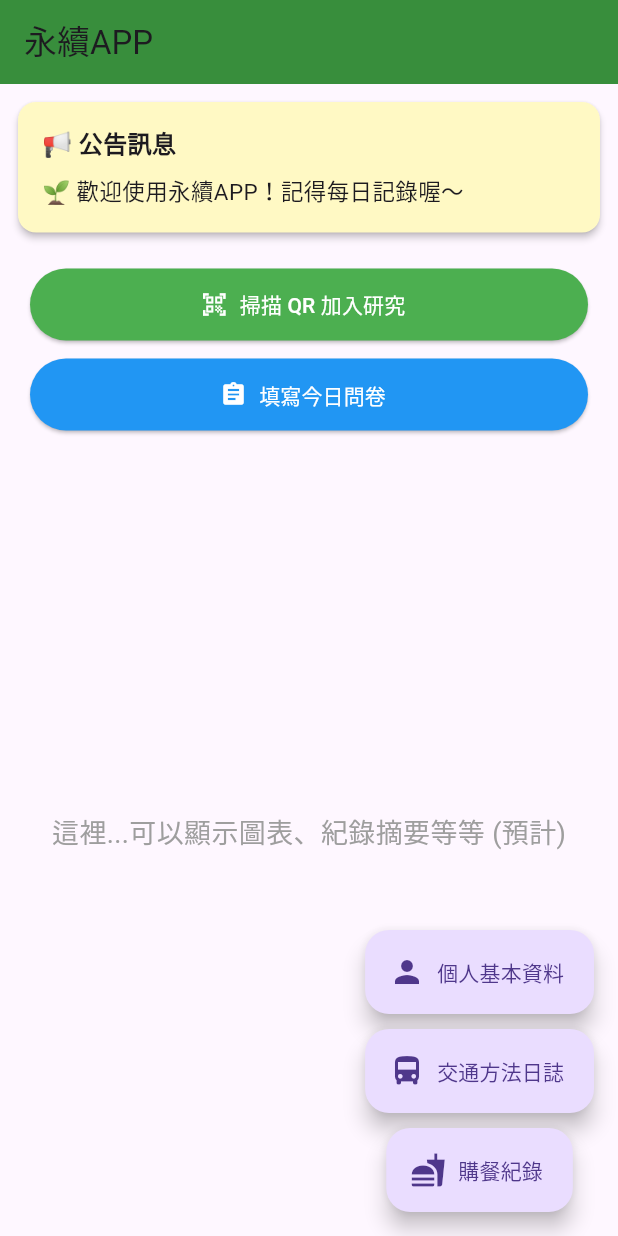
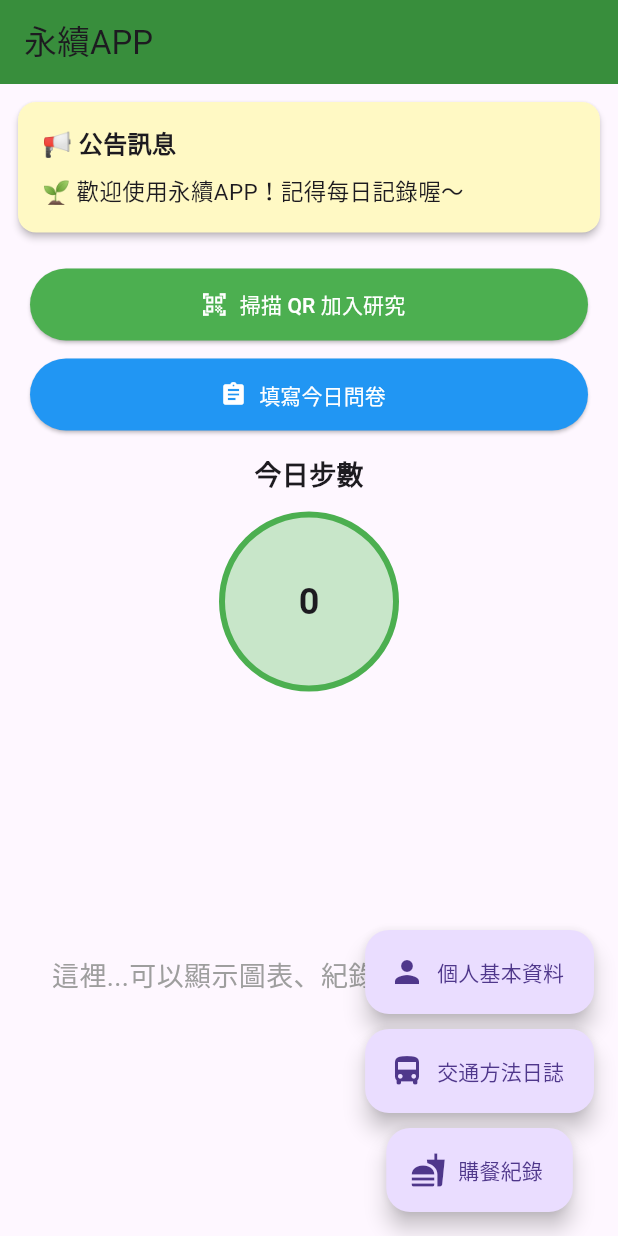
Before and after one commit to RexWei1016/NSYSU_Q_Form, a Flutter app: the screen it shows after launch, on a phone screen of 412 x 824 dp. Run offline on Flutter 3.47's test engine with Material 3 defaults, Android fonts, the light colour scheme and no system bars; our stand-ins replace firebase_core, firebase_messaging, flutter_local_notifications, permission_handler, shared_preferences, sqflite; missing offline and left inert: health, mobile_scanner; accounts and stored records are empty.

Commit message:
+) 權限請求調整 & Home加入步數顯示

```diff
--- a/lib/utils/PermissionManager.dart
+++ b/lib/utils/PermissionManager.dart
@@ -4,18 +4,18 @@ import 'package:permission_handler/permission_handler.dart';
 
 class PermissionManager {
   static Future<void> requestAllPermissions() async {
-    final statuses = await [
-      Permission.activityRecognition,
+    final permissions = [
+      Permission.location,
+      Permission.notification,
       Permission.sensors,
       Permission.camera,
-      Permission.location,
-      Permission.notification,
-    ].request();
+    ];
 
-    statuses.forEach((permission, status) {
+    for (final permission in permissions) {
+      final status = await permission.request();
       if (!status.isGranted) {
         debugPrint('$permission 未授權');
       }
-    });
+    }
   }
 }
--- a/lib/views/home_page.dart
+++ b/lib/views/home_page.dart
@@ -4,6 +4,7 @@ import 'package:provider/provider.dart';
 import '../utils/PermissionManager.dart';
 import '../viewmodels/home_view_model.dart';
 import '../viewmodels/profile_view_model.dart';
+import '../viewmodels/transport_view_model.dart';
 
 class HomePage extends StatefulWidget {
   const HomePage({super.key});
@@ -20,6 +21,7 @@ class _HomePageState extends State<HomePage> {
     WidgetsBinding.instance.addPostFrameCallback((_) async {
       await PermissionManager.requestAllPermissions(); // 呼叫集中管理的權限工具
       context.read<ProfileViewModel>().loadProfileWithReturn();
+      await context.read<TransportViewModel>().fetchStepsFromHealth();
     });
   }
 
@@ -143,8 +145,37 @@ class _HomePageState extends State<HomePage> {
           //   },
           //   child: const Text('測試開啟 Google'),
           // ),
+          Consumer<TransportViewModel>(
+            builder: (context, vm, child) {
+              return Padding(
+                padding: const EdgeInsets.all(16.0),
+                child: Column(
+                  children: [
+                    const Text(
+                      '今日步數',
+                      style: TextStyle(fontSize: 18, fontWeight: FontWeight.bold),
+                    ),
+                    const SizedBox(height: 12),
+                    Container(
+                      width: 120,
+                      height: 120,
+                      decoration: BoxDecoration(
+                        shape: BoxShape.circle,
+                        color: Colors.green.shade100,
+                        border: Border.all(color: Colors.green, width: 4),
+                      ),
+                      alignment: Alignment.center,
+                      child: Text(
+                        '${vm.todaySteps}',
+                        style: const TextStyle(fontSize: 24, fontWeight: FontWeight.bold),
+                      ),
+                    ),
+                  ],
+                ),
+              );
+            },
+          ),
 
-          // 🔧 可放其他內容
           const Expanded(
             child: Center(
               child: Text(
```
Also changed, not shown: 1 other file.
